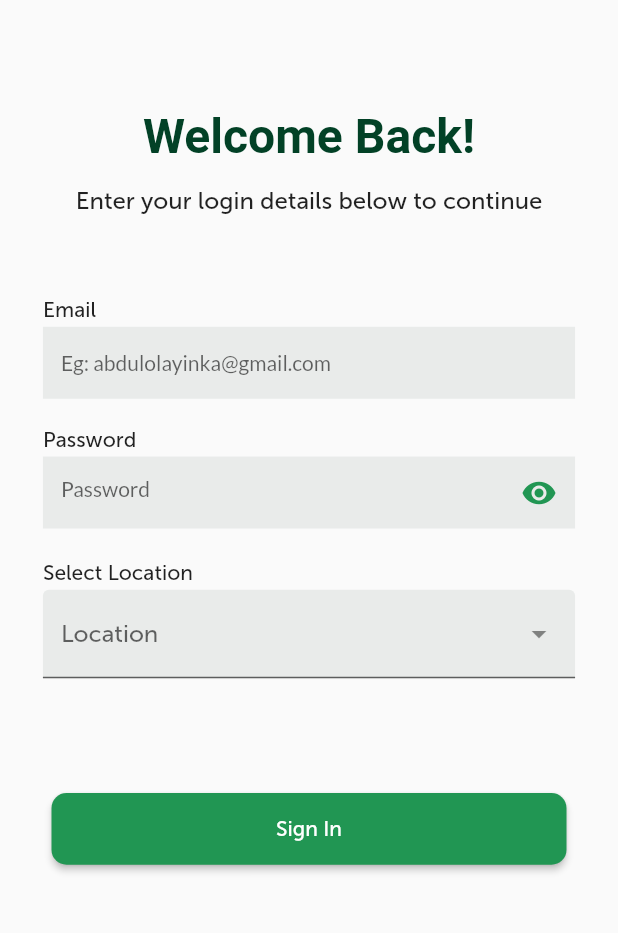
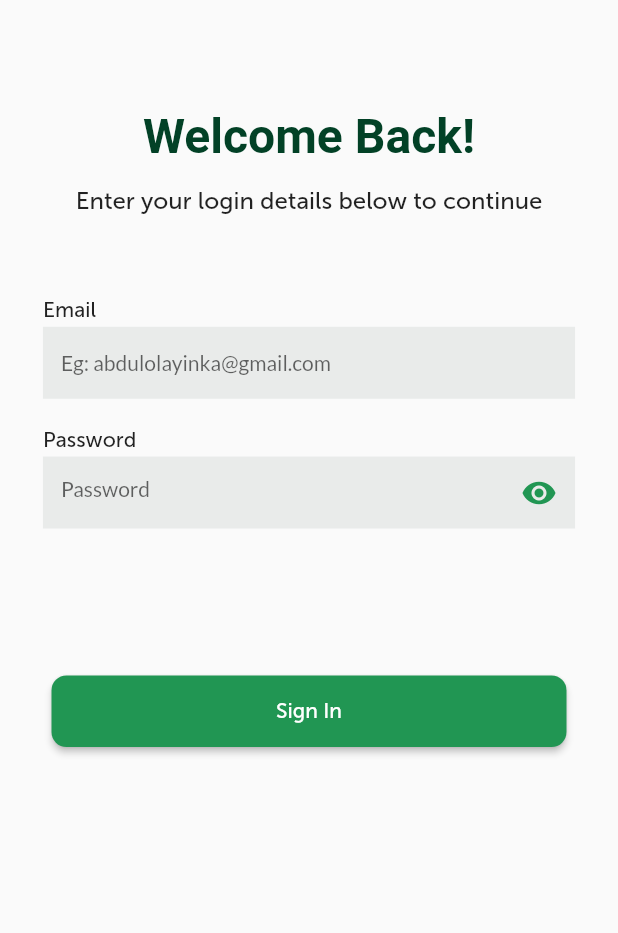
Before and after one commit to vikilinho/fcsc_scanner, a Flutter app: the screen it shows after launch, on a phone screen of 412 x 824 dp, the part 161-1094 px from its top. Run offline on Flutter 3.47's test engine with Material 2 defaults, Android fonts, the phone set to English and light mode, and no system bars; drawn by our look-alikes of dropdown_search, modal_progress_hud_nsn; our stand-ins replace flutter_screenutil, flutter_spinkit, flutter_svg, get, get_it, google_fonts and 1 more; missing offline and left inert: flutter_barcode_scanner; Roboto replaces fonts that are missing (MuseoSans_500.otf).

Commit message:
revamp admittion method

```diff
--- a/lib/views/RevampPage/admin_page.dart
+++ b/lib/views/RevampPage/admin_page.dart
@@ -391,7 +391,7 @@ class _AdminPageState extends State<AdminPage> {
                           final SharedPreferences prefs =
                               await SharedPreferences.getInstance();
                           await prefs.remove('pass');
-                          Get.to(() => HomeScreen());
+                          Get.off(() => HomeScreen());
                         },
                         child: Container(
                           width: 300.w,
--- a/lib/views/RevampPage/home.dart
+++ b/lib/views/RevampPage/home.dart
@@ -164,35 +164,6 @@ class _HomeScreenState extends State<HomeScreen> {
                                   SizedBox(
                                     height: 16.h,
                                   ),
-                                  Text("Select Location"),
-                                  SizedBox(height: 2.h),
-                                  DropdownSearch<String>(
-                                    popupProps: PopupProps.menu(
-                                      showSelectedItems: true,
-                                      showSearchBox: true,
-                                      disabledItemFn: (String s) =>
-                                          s.startsWith('I'),
-                                    ),
-                                    items: locations,
-                                    dropdownDecoratorProps:
-                                        DropDownDecoratorProps(
-                                      dropdownSearchDecoration: InputDecoration(
-                                        labelText: "Location",
-                                        hintText: "State",
-                                        filled: true,
-                                        fillColor: Color(0xff12072B1C),
-                                      ),
-                                    ),
-                                    onChanged: (String? value) {
-                                      setState(() {
-                                        selectedLocation = value;
-
-                                        log(selectedLocation);
-                                      });
-                                    },
-
-                                    // selectedItem: "Brazil",
-                                  ),
                                 ],
                               ),
                             )),
@@ -216,11 +187,6 @@ class _HomeScreenState extends State<HomeScreen> {
                                     selectedLocation == null) {
                                   Login customerDetails = Login(
                                       _email_address.text, _password.text);
-                                  final prefs =
-                                      await SharedPreferences.getInstance();
-
-                                  prefs.setString(
-                                      "selectedLocation", selectedLocation);
 
                                   model.login(customerDetails);
                                 }
--- a/lib/views/splash.dart
+++ b/lib/views/splash.dart
@@ -23,7 +23,7 @@ class _SplashScreenState extends State<SplashScreen> {
     // loadData();
     getMyTk().whenComplete(() async {
       Timer(Duration(milliseconds: 2000),
-          () => Get.off(finalPass == null ? HomeScreen() : AdminPage()));
+          () => Get.off(() => finalPass == null ? HomeScreen() : AdminPage()));
     });
     super.initState();
   }
```
Also changed, not shown: lib/views/RevampPage/userPage.dart (+1 -13 lines).
